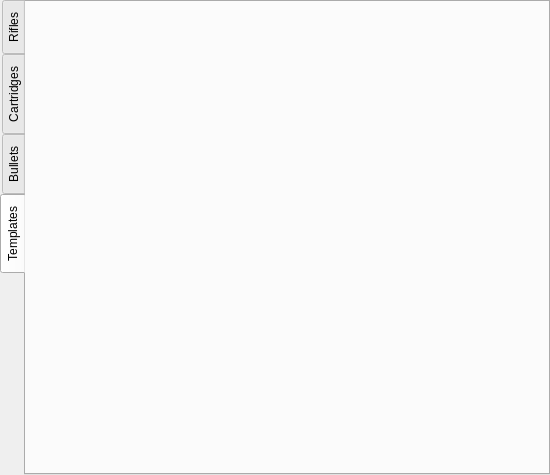
First picture: the form in ui_templates/catalog_selector.ui, repository o-murphy/archer_ballistics_constructor, before the edit.
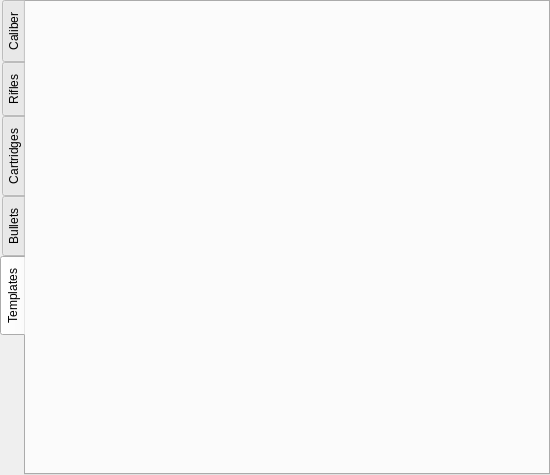
Second picture: the form after the edit. The open tabs and pages were chosen to show the change.

Commit message: caliber table added

Diff of the .ui file:
```diff
--- a/ui_templates/catalog_selector.ui
+++ b/ui_templates/catalog_selector.ui
@@ -55,6 +55,11 @@
      <property name="movable">
       <bool>false</bool>
      </property>
+     <widget class="QWidget" name="caliber">
+      <attribute name="title">
+       <string>Caliber</string>
+      </attribute>
+     </widget>
      <widget class="QWidget" name="rifles">
       <attribute name="title">
        <string>Rifles</string>
```
Left out of the diff: 2 changed lines with no effect on the pictures. The commit also changes 19 other files.
